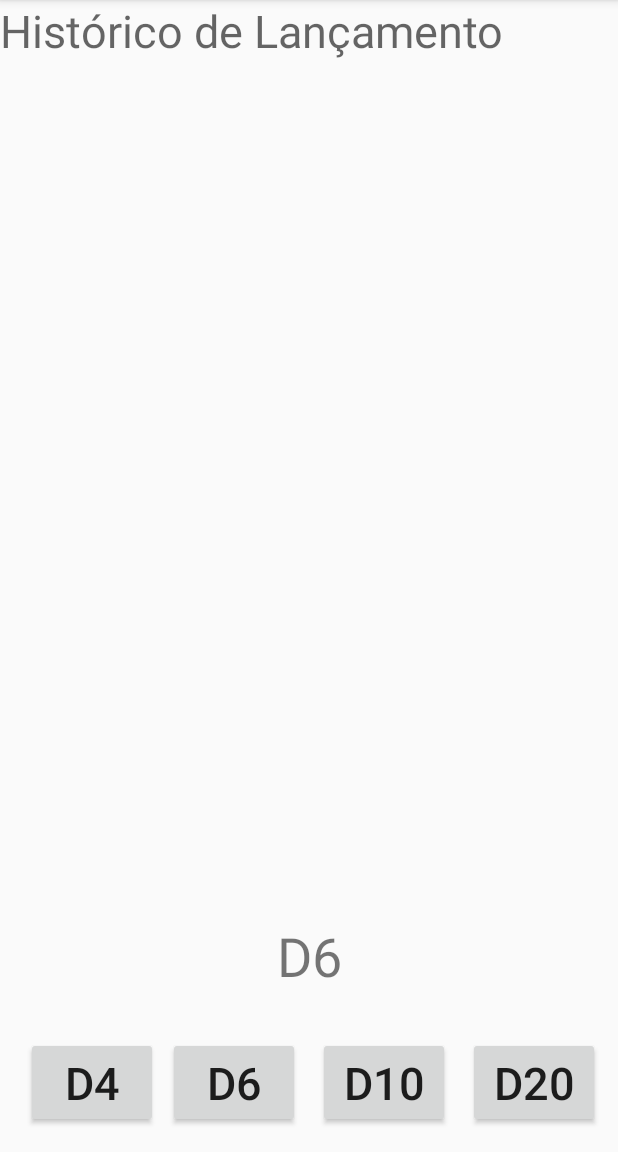
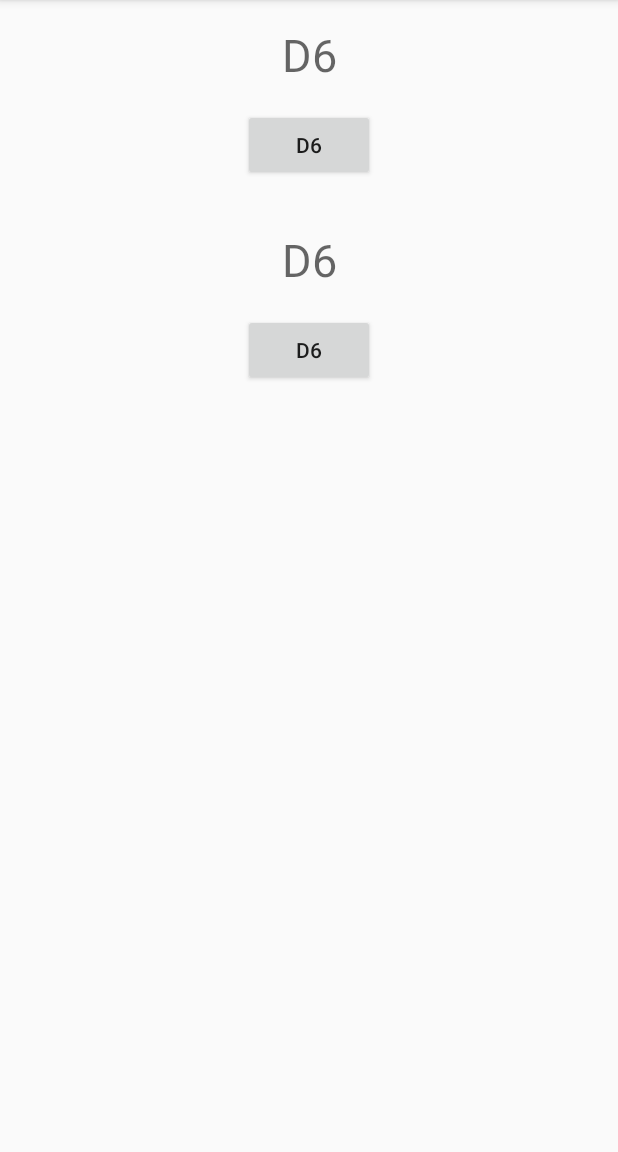
Before and after one commit to 20E421E1GRPADS01C2N1P2/FDA, an Android app: the HomeActivity screen opened directly, with no data from a screen before it, on a phone screen of 412 x 824 dp, the part 84-1236 px from its top. Run offline under Robolectric (Android 15) with nearby library versions, the phone set to English and light mode, and no system bars.

Commit message:
Fragment: Introdução;

```diff
--- a/app/build.gradle
+++ b/app/build.gradle
@@ -30,6 +30,7 @@ dependencies {
     implementation 'androidx.core:core-ktx:1.3.2'
     implementation 'androidx.appcompat:appcompat:1.2.0'
     implementation 'androidx.constraintlayout:constraintlayout:2.0.2'
+    implementation 'androidx.legacy:legacy-support-v4:1.0.0'
     testImplementation 'junit:junit:4.12'
     androidTestImplementation 'androidx.test.ext:junit:1.1.2'
     androidTestImplementation 'androidx.test.espresso:espresso-core:3.3.0'
--- /dev/null
+++ b/app/src/main/java/br/pro/aguiar/fdan1/DadoFragment.kt
@@ -0,0 +1,31 @@
+package br.pro.aguiar.fdan1
+
+import android.os.Bundle
+import androidx.fragment.app.Fragment
+import android.view.LayoutInflater
+import android.view.View
+import android.view.ViewGroup
+import kotlinx.android.synthetic.main.fragment_dado.*
+import java.util.*
+
+class DadoFragment : Fragment() {
+    override fun onCreateView(
+        inflater: LayoutInflater, container: ViewGroup?,
+        savedInstanceState: Bundle?
+    ): View? {
+        return inflater.inflate(
+            R.layout.fragment_dado,
+            container,
+            false)
+    }
+
+    override fun onViewCreated(view: View, savedInstanceState: Bundle?) {
+        super.onViewCreated(view, savedInstanceState)
+
+        btnLancarD6.setOnClickListener {
+            textViewResultadoD6.text =
+                (Random().nextInt(6) + 1).toString()
+        }
+
+    }
+}
--- a/app/src/main/java/br/pro/aguiar/fdan1/HomeActivity.kt
+++ b/app/src/main/java/br/pro/aguiar/fdan1/HomeActivity.kt
@@ -15,29 +15,29 @@ class HomeActivity : AppCompatActivity() {
         Log.i("CicloDeVida", "HomeActivity onCreate")
 
 
-        var usuarioNome = intent.getStringExtra("userName")
-        var usuarioIdade = intent.getIntExtra("userAge", 18)
-
-        Toast.makeText(
-            this,
-            "Olá $usuarioNome",
-            Toast.LENGTH_LONG
-        ).show()
+//        var usuarioNome = intent.getStringExtra("userName")
+//        var usuarioIdade = intent.getIntExtra("userAge", 18)
+//
+//        Toast.makeText(
+//            this,
+//            "Olá $usuarioNome",
+//            Toast.LENGTH_LONG
+//        ).show()
     }
 
 
-    fun actionLancarDado(it: View) {// Java -> Void | Kotlin -> Unit
-        when (it.id) {
-            R.id.btnLancarD4 -> lancarDado(4)
-            R.id.btnLancarD6 -> lancarDado(6)
-            R.id.btnLancarD10 -> lancarDado(10)
-            R.id.btnLancarD20 -> lancarDado(20)
-        }
-    }
-    private fun lancarDado(dado: Int) {
-        var valorDado = Random().nextInt(dado) + 1 // [1 .. 7[
-        textViewValorDado.text = "$valorDado"
-        textViewHistoricoLancamento.text =
-            "D$dado:\t\t$valorDado\n" + textViewHistoricoLancamento.text.toString()
-    }
+//    fun actionLancarDado(it: View) {// Java -> Void | Kotlin -> Unit
+//        when (it.id) {
+//            R.id.btnLancarD4 -> lancarDado(4)
+//            R.id.btnLancarD6 -> lancarDado(6)
+//            R.id.btnLancarD10 -> lancarDado(10)
+//            R.id.btnLancarD20 -> lancarDado(20)
+//        }
+//    }
+//    private fun lancarDado(dado: Int) {
+//        var valorDado = Random().nextInt(dado) + 1 // [1 .. 7[
+//        textViewValorDado.text = "$valorDado"
+//        textViewHistoricoLancamento.text =
+//            "D$dado:\t\t$valorDado\n" + textViewHistoricoLancamento.text.toString()
+//    }
 }
--- a/app/src/main/java/br/pro/aguiar/fdan1/MainActivity.kt
+++ b/app/src/main/java/br/pro/aguiar/fdan1/MainActivity.kt
@@ -25,7 +25,6 @@ class MainActivity : AppCompatActivity() {
 
             startActivity(alterActivity)
         }
-
         btnExercicio2.setOnClickListener {
             // ExercicioDoisActivity
             var intent = Intent(
--- a/app/src/main/res/layout/activity_home.xml
+++ b/app/src/main/res/layout/activity_home.xml
@@ -7,76 +7,97 @@
     tools:context=".HomeActivity">
 
 
-    <TextView
-        android:id="@+id/textViewHistoricoLancamento"
+<!--    <TextView-->
+<!--        android:id="@+id/textViewHistoricoLancamento"-->
+<!--        android:layout_width="0dp"-->
+<!--        android:layout_height="wrap_content"-->
+<!--        android:layout_marginBottom="20dp"-->
+<!--        android:hint="Histórico de Lançamento"-->
+<!--        android:textSize="30sp"-->
+<!--        app:layout_constraintBottom_toTopOf="@+id/textViewValorDado"-->
+<!--        app:layout_constraintEnd_toEndOf="parent"-->
+<!--        app:layout_constraintStart_toStartOf="parent"-->
+<!--        app:layout_constraintTop_toTopOf="parent" />-->
+
+<!--    <TextView-->
+<!--        android:id="@+id/textViewValorDado"-->
+<!--        android:layout_width="wrap_content"-->
+<!--        android:layout_height="wrap_content"-->
+<!--        android:layout_marginBottom="30dp"-->
+<!--        android:text="D6"-->
+<!--        android:textSize="36sp"-->
+<!--        app:layout_constraintBottom_toTopOf="@+id/btnLancarD10"-->
+<!--        app:layout_constraintLeft_toLeftOf="parent"-->
+<!--        app:layout_constraintRight_toRightOf="parent" />-->
+
+<!--    <Button-->
+<!--        android:id="@+id/btnLancarD4"-->
+<!--        android:layout_width="wrap_content"-->
+<!--        android:layout_height="wrap_content"-->
+<!--        android:onClick="actionLancarDado"-->
+<!--        android:text="D4"-->
+<!--        android:textSize="30sp"-->
+<!--        app:layout_constraintEnd_toStartOf="@+id/btnLancarD6"-->
+<!--        app:layout_constraintHorizontal_bias="0.34"-->
+<!--        app:layout_constraintStart_toStartOf="parent"-->
+<!--        tools:layout_editor_absoluteY="176dp" />-->
+
+<!--    <Button-->
+<!--        android:id="@+id/btnLancarD10"-->
+<!--        android:layout_width="wrap_content"-->
+<!--        android:layout_height="wrap_content"-->
+<!--        android:layout_marginEnd="4dp"-->
+<!--        android:onClick="actionLancarDado"-->
+<!--        android:text="D10"-->
+<!--        android:textSize="30sp"-->
+<!--        app:layout_constraintEnd_toStartOf="@+id/btnLancarD20"-->
+<!--        tools:layout_editor_absoluteY="176dp" />-->
+
+<!--    <Button-->
+<!--        android:id="@+id/btnLancarD20"-->
+<!--        android:layout_width="wrap_content"-->
+<!--        android:layout_height="wrap_content"-->
+<!--        android:layout_marginEnd="4dp"-->
+<!--        android:onClick="actionLancarDado"-->
+<!--        android:text="D20"-->
+<!--        android:textSize="30sp"-->
+<!--        app:layout_constraintEnd_toEndOf="parent"-->
+<!--        tools:layout_editor_absoluteY="176dp" />-->
+
+<!--    <Button-->
+<!--        android:id="@+id/btnLancarD6"-->
+<!--        android:layout_width="wrap_content"-->
+<!--        android:layout_height="wrap_content"-->
+<!--        android:layout_marginEnd="24dp"-->
+<!--        android:onClick="actionLancarDado"-->
+<!--        android:text="D6"-->
+<!--        android:textSize="30sp"-->
+<!--        app:layout_constraintEnd_toStartOf="@+id/btnLancarD10"-->
+<!--        tools:layout_editor_absoluteY="176dp" />-->
+
+    <fragment
+        android:id="@+id/fragment"
+        android:name="br.pro.aguiar.fdan1.DadoFragment"
         android:layout_width="0dp"
-        android:layout_height="0dp"
-        android:layout_marginBottom="20dp"
-        android:hint="Histórico de Lançamento"
-        android:textSize="30sp"
-        app:layout_constraintBottom_toTopOf="@+id/textViewValorDado"
+        android:layout_height="wrap_content"
+        android:layout_marginStart="8dp"
+        android:layout_marginTop="8dp"
+        android:layout_marginEnd="8dp"
         app:layout_constraintEnd_toEndOf="parent"
         app:layout_constraintStart_toStartOf="parent"
-        app:layout_constraintTop_toTopOf="parent" />
+        app:layout_constraintTop_toTopOf="parent"
+        tools:layout="@layout/fragment_dado" />
 
-    <TextView
-        android:id="@+id/textViewValorDado"
-        android:layout_width="wrap_content"
+    <fragment
+        android:id="@+id/fragment2"
+        android:name="br.pro.aguiar.fdan1.DadoFragment"
+        android:layout_width="0dp"
         android:layout_height="wrap_content"
-        android:layout_marginBottom="30dp"
-        android:text="D6"
-        android:textSize="36sp"
-        app:layout_constraintBottom_toTopOf="@+id/btnLancarD10"
-        app:layout_constraintLeft_toLeftOf="parent"
-        app:layout_constraintRight_toRightOf="parent" />
-
-    <Button
-        android:id="@+id/btnLancarD4"
-        android:layout_width="wrap_content"
-        android:layout_height="wrap_content"
-        android:layout_marginBottom="16dp"
-        android:onClick="actionLancarDado"
-        android:text="D4"
-        android:textSize="30sp"
-        app:layout_constraintBottom_toBottomOf="parent"
-        app:layout_constraintEnd_toStartOf="@+id/btnLancarD6"
-        app:layout_constraintHorizontal_bias="0.727"
-        app:layout_constraintStart_toStartOf="parent" />
-
-    <Button
-        android:id="@+id/btnLancarD6"
-        android:layout_width="wrap_content"
-        android:layout_height="wrap_content"
-        android:layout_marginEnd="12dp"
-        android:layout_marginBottom="16dp"
-        android:onClick="actionLancarDado"
-        android:text="D6"
-        android:textSize="30sp"
-        app:layout_constraintBottom_toBottomOf="parent"
-        app:layout_constraintEnd_toStartOf="@+id/btnLancarD10" />
-
-    <Button
-        android:id="@+id/btnLancarD10"
-        android:layout_width="wrap_content"
-        android:layout_height="wrap_content"
-        android:layout_marginEnd="12dp"
-        android:layout_marginBottom="16dp"
-        android:onClick="actionLancarDado"
-        android:text="D10"
-        android:textSize="30sp"
-        app:layout_constraintBottom_toBottomOf="parent"
-        app:layout_constraintEnd_toStartOf="@+id/btnLancarD20" />
-
-    <Button
-        android:id="@+id/btnLancarD20"
-        android:layout_width="wrap_content"
-        android:layout_height="wrap_content"
-        android:layout_marginEnd="12dp"
-        android:layout_marginBottom="16dp"
-        android:onClick="actionLancarDado"
-        android:text="D20"
-        android:textSize="30sp"
-        app:layout_constraintBottom_toBottomOf="parent"
-        app:layout_constraintEnd_toEndOf="parent" />
-
+        android:layout_marginStart="8dp"
+        android:layout_marginTop="24dp"
+        android:layout_marginEnd="8dp"
+        app:layout_constraintEnd_toEndOf="parent"
+        app:layout_constraintStart_toStartOf="parent"
+        app:layout_constraintTop_toBottomOf="@+id/fragment"
+        tools:layout="@layout/fragment_dado" />
 </androidx.constraintlayout.widget.ConstraintLayout>
--- /dev/null
+++ b/app/src/main/res/layout/fragment_dado.xml
@@ -0,0 +1,36 @@
+<?xml version="1.0" encoding="utf-8"?>
+<androidx.constraintlayout.widget.ConstraintLayout xmlns:android="http://schemas.android.com/apk/res/android"
+    xmlns:app="http://schemas.android.com/apk/res-auto"
+    xmlns:tools="http://schemas.android.com/tools"
+    android:id="@+id/frameLayout"
+    android:layout_width="match_parent"
+    android:layout_height="match_parent"
+    tools:context=".DadoFragment">
+
+    <!-- TODO: Update blank fragment layout -->
+    <TextView
+        android:id="@+id/textViewResultadoD6"
+        android:layout_width="wrap_content"
+        android:layout_height="wrap_content"
+        android:layout_marginStart="8dp"
+        android:layout_marginTop="8dp"
+        android:layout_marginEnd="8dp"
+        android:hint="D6"
+        android:textSize="30sp"
+        app:layout_constraintEnd_toEndOf="parent"
+        app:layout_constraintStart_toStartOf="parent"
+        app:layout_constraintTop_toTopOf="parent" />
+
+    <Button
+        android:id="@+id/btnLancarD6"
+        android:layout_width="wrap_content"
+        android:layout_height="wrap_content"
+        android:layout_marginStart="8dp"
+        android:layout_marginTop="16dp"
+        android:layout_marginEnd="8dp"
+        android:text="D6"
+        app:layout_constraintEnd_toEndOf="parent"
+        app:layout_constraintStart_toStartOf="parent"
+        app:layout_constraintTop_toBottomOf="@+id/textViewResultadoD6" />
+
+</androidx.constraintlayout.widget.ConstraintLayout>
--- a/app/src/main/res/values/strings.xml
+++ b/app/src/main/res/values/strings.xml
@@ -1,3 +1,5 @@
 <resources>
     <string name="app_name">FDAN1</string>
+    <!-- TODO: Remove or change this placeholder text -->
+    <string name="hello_blank_fragment">Hello blank fragment</string>
 </resources>
```
